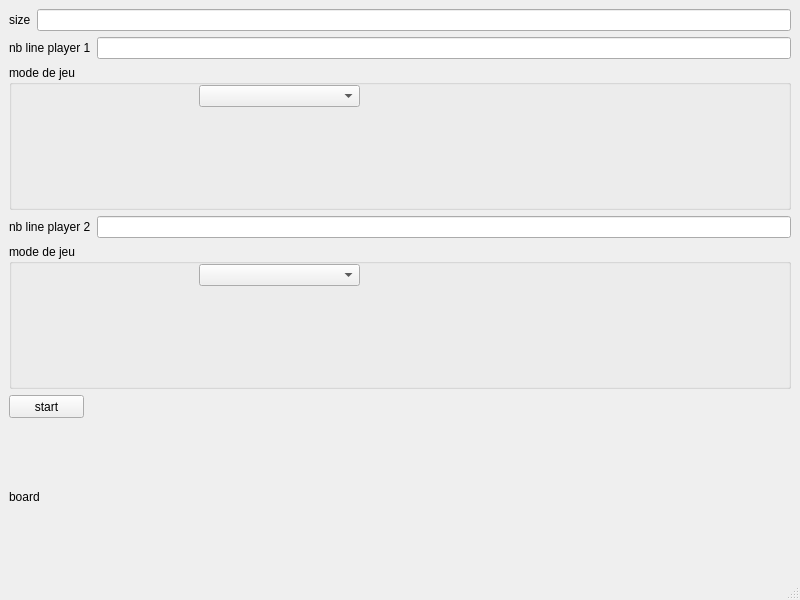
Old version of the form qt/checkers/mainwindow2.ui in the repository romaincarlsen/EtudesPratiques.
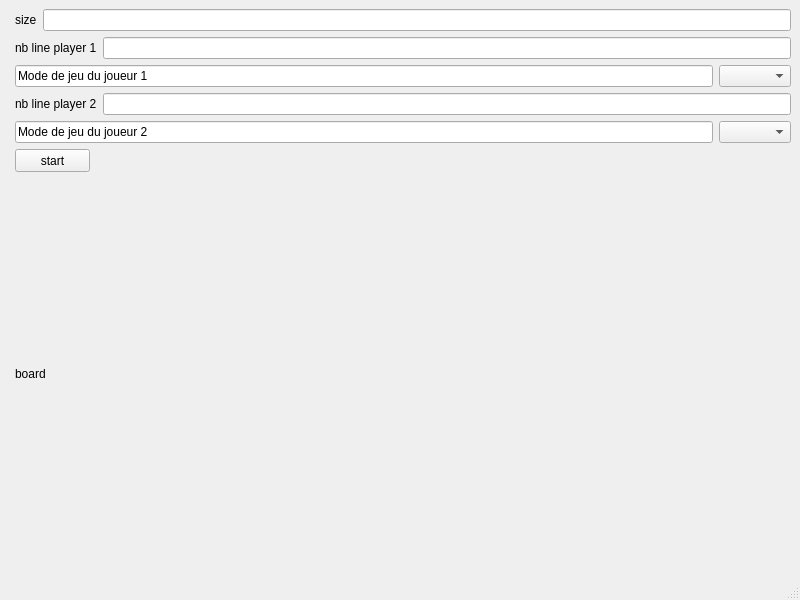
New version of the form.

Diff of the .ui file:
```diff
--- a/qt/checkers/mainwindow2.ui
+++ b/qt/checkers/mainwindow2.ui
@@ -2,6 +2,9 @@
 <ui version="4.0">
  <class>MainWindow</class>
  <widget class="QMainWindow" name="MainWindow">
+  <property name="enabled">
+   <bool>true</bool>
+  </property>
   <property name="geometry">
    <rect>
     <x>0</x>
@@ -10,16 +13,101 @@
     <height>600</height>
    </rect>
   </property>
+  <property name="sizePolicy">
+   <sizepolicy hsizetype="Maximum" vsizetype="Maximum">
+    <horstretch>0</horstretch>
+    <verstretch>0</verstretch>
+   </sizepolicy>
+  </property>
   <property name="windowTitle">
    <string>MainWindow</string>
   </property>
   <widget class="QWidget" name="centralwidget">
-   <layout class="QHBoxLayout" name="horizontalLayout">
+   <layout class="QHBoxLayout" name="horizontalLayout_7">
     <item>
-     <layout class="QGridLayout" name="board_gl"/>
+     <widget class="QFrame" name="border">
+      <property name="enabled">
+       <bool>true</bool>
+      </property>
+      <property name="sizePolicy">
+       <sizepolicy hsizetype="Minimum" vsizetype="Minimum">
+        <horstretch>0</horstretch>
+        <verstretch>0</verstretch>
+       </sizepolicy>
+      </property>
+      <property name="minimumSize">
+       <size>
+        <width>0</width>
+        <height>0</height>
+       </size>
+      </property>
+      <property name="sizeIncrement">
+       <size>
+        <width>1</width>
+        <height>1</height>
+       </size>
+      </property>
+      <property name="frameShape">
+       <enum>QFrame::NoFrame</enum>
+      </property>
+      <property name="frameShadow">
+       <enum>QFrame::Plain</enum>
+      </property>
+      <property name="lineWidth">
+       <number>3</number>
+      </property>
+      <property name="midLineWidth">
+       <number>20</number>
+      </property>
+      <layout class="QHBoxLayout" name="horizontalLayout">
+       <property name="spacing">
+        <number>0</number>
+       </property>
+       <property name="sizeConstraint">
+        <enum>QLayout::SetDefaultConstraint</enum>
+       </property>
+       <property name="leftMargin">
+        <number>0</number>
+       </property>
+       <property name="topMargin">
+        <number>0</number>
+       </property>
+       <property name="rightMargin">
+        <number>0</number>
+       </property>
+       <property name="bottomMargin">
+        <number>0</number>
+       </property>
+       <item>
+        <layout class="QGridLayout" name="board_gl">
+         <property name="sizeConstraint">
+          <enum>QLayout::SetDefaultConstraint</enum>
+         </property>
+         <property name="leftMargin">
+          <number>0</number>
+         </property>
+         <property name="topMargin">
+          <number>0</number>
+         </property>
+         <property name="rightMargin">
+          <number>0</number>
+         </property>
+         <property name="bottomMargin">
+          <number>0</number>
+         </property>
+         <property name="spacing">
+          <number>0</number>
+         </property>
+        </layout>
+       </item>
+      </layout>
+     </widget>
     </item>
     <item>
      <layout class="QVBoxLayout" name="verticalLayout">
+      <property name="sizeConstraint">
+       <enum>QLayout::SetMinimumSize</enum>
+      </property>
       <item>
        <layout class="QHBoxLayout" name="horizontalLayout_4">
         <item>
@@ -49,21 +137,27 @@
        </layout>
       </item>
       <item>
-       <widget class="QGroupBox" name="modeP1_gr">
-        <property name="title">
-         <string>mode de jeu</string>
-        </property>
-        <widget class="QComboBox" name="modeP1_IA">
-         <property name="geometry">
-          <rect>
-           <x>190</x>
-           <y>20</y>
-           <width>161</width>
-           <height>22</height>
-          </rect>
-         </property>
-        </widget>
-       </widget>
+       <layout class="QHBoxLayout" name="horizontalLayout_5">
+        <item>
+         <widget class="QLineEdit" name="lineEdit">
+          <property name="minimumSize">
+           <size>
+            <width>160</width>
+            <height>20</height>
+           </size>
+          </property>
+          <property name="text">
+           <string>Mode de jeu du joueur 1</string>
+          </property>
+          <property name="readOnly">
+           <bool>true</bool>
+          </property>
+         </widget>
+        </item>
+        <item>
+         <widget class="QComboBox" name="modeP1_IA"/>
+        </item>
+       </layout>
       </item>
       <item>
        <layout class="QHBoxLayout" name="horizontalLayout_2">
@@ -80,21 +174,27 @@
        </layout>
       </item>
       <item>
-       <widget class="QGroupBox" name="modeP2_gr">
-        <property name="title">
-         <string>mode de jeu</string>
-        </property>
-        <widget class="QComboBox" name="modeP2_IA">
-         <property name="geometry">
-          <rect>
-           <x>190</x>
-           <y>20</y>
-           <width>161</width>
-           <height>22</height>
-          </rect>
-         </property>
-        </widget>
-       </widget>
+       <layout class="QHBoxLayout" name="horizontalLayout_6">
+        <item>
+         <widget class="QLineEdit" name="lineEdit_2">
+          <property name="minimumSize">
+           <size>
+            <width>160</width>
+            <height>20</height>
+           </size>
+          </property>
+          <property name="text">
+           <string>Mode de jeu du joueur 2</string>
+          </property>
+          <property name="readOnly">
+           <bool>true</bool>
+          </property>
+         </widget>
+        </item>
+        <item>
+         <widget class="QComboBox" name="modeP2_IA"/>
+        </item>
+       </layout>
       </item>
       <item>
        <widget class="QPushButton" name="start">
```
Left out of the diff: 2 changed lines with no effect on the pictures.
